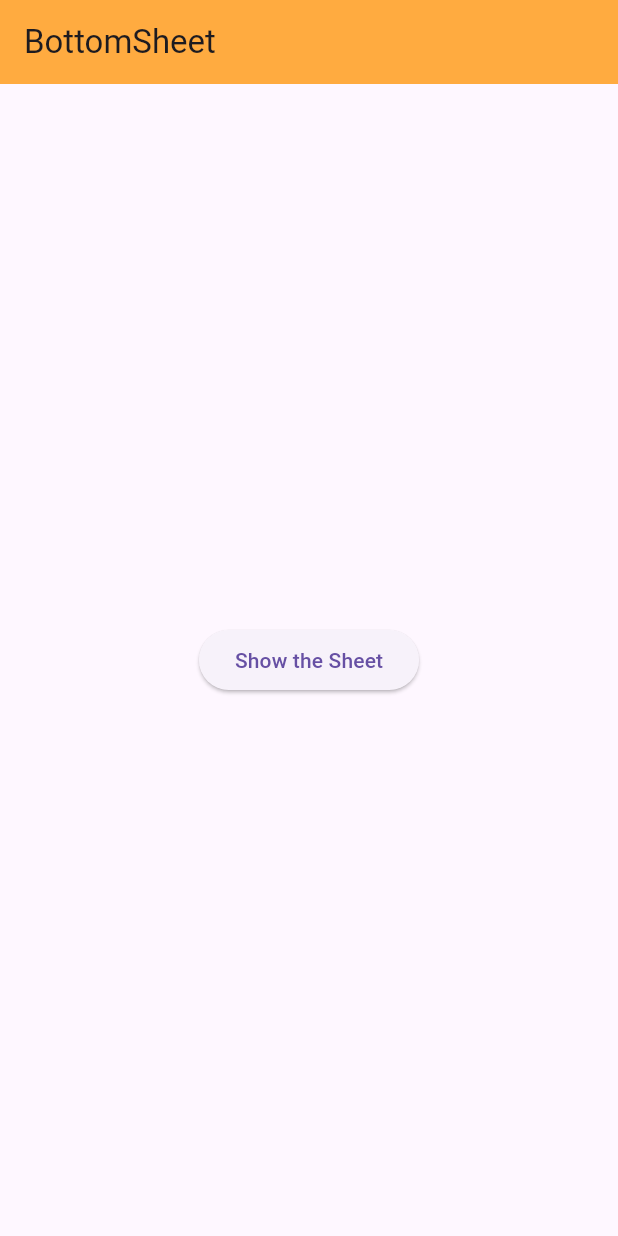
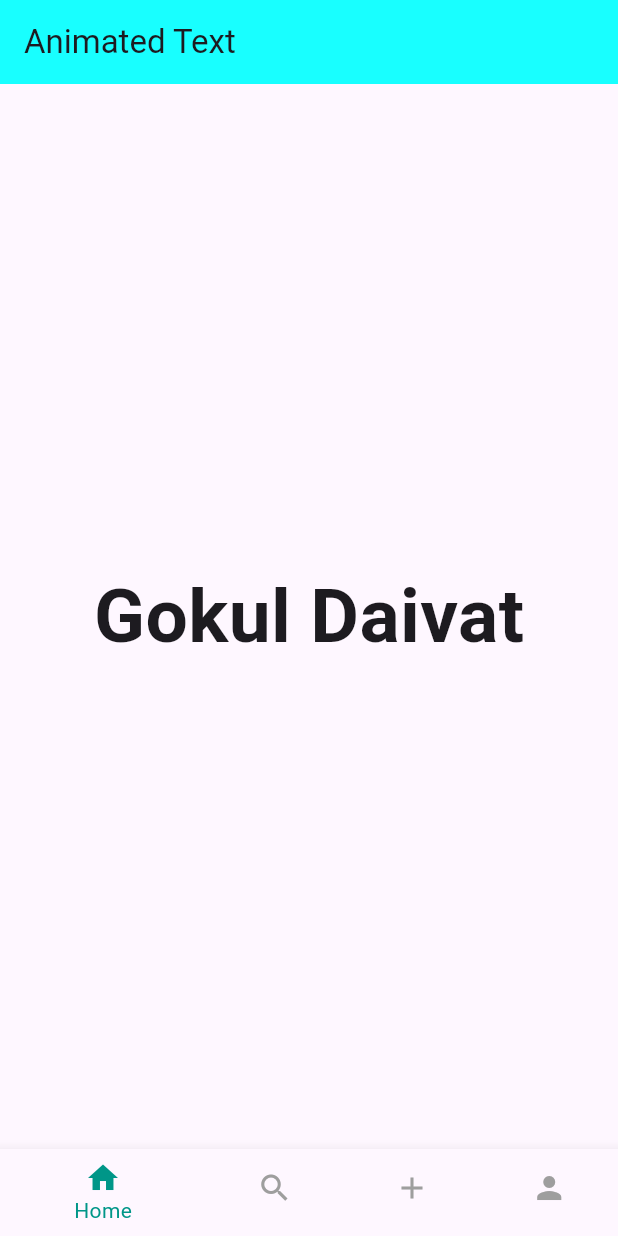
Before and after one commit to GOKULKANTHCSE/Flutter_learning, a Flutter app: the screen it shows after launch, on a phone screen of 412 x 824 dp. Run offline on Flutter 3.47's test engine with Material 3 defaults, Android fonts, the phone set to English and light mode, and no system bars; drawn by our look-alikes of animated_text_kit; our stand-ins replace cached_network_image.

Commit message:
Changed new things

```diff
--- /dev/null
+++ b/lib/Widgets/animatedtext.dart
@@ -0,0 +1,37 @@
+import 'package:animated_text_kit/animated_text_kit.dart';
+import 'package:flutter/material.dart';
+
+class Animatedtext extends StatelessWidget {
+  const Animatedtext({super.key});
+
+  @override
+  Widget build(BuildContext context) {
+    return Scaffold(
+      appBar: AppBar(
+        backgroundColor: Colors.cyanAccent,
+        title: Text("Animated Text"),
+      ),
+      body: Center(
+        child: Column(
+          mainAxisAlignment: MainAxisAlignment.center,
+          children: [
+            AnimatedTextKit(
+              animatedTexts: [
+                WavyAnimatedText(
+                  "Gokul Daivat",
+                  textStyle:
+                      TextStyle(fontSize: 50, fontWeight: FontWeight.bold),
+                  //speed: Duration(milliseconds: 150),
+                ),
+              ],
+              totalRepeatCount: 5,
+              pause: Duration(milliseconds: 200),
+              displayFullTextOnTap: true,
+              stopPauseOnTap: true,
+            ),
+          ],
+        ),
+      ),
+    );
+  }
+}
--- /dev/null
+++ b/lib/Widgets/bottomnavigation.dart
@@ -0,0 +1,62 @@
+import 'package:flutter/material.dart';
+import 'package:learning_project/Widgets/Button_Types.dart';
+import 'package:learning_project/Widgets/animatedtext.dart';
+import 'package:learning_project/Widgets/drawer.dart';
+import 'package:learning_project/Widgets/listview.dart';
+
+class BottomNav extends StatefulWidget {
+  const BottomNav({super.key});
+
+  @override
+  State<BottomNav> createState() => _BottomNavState();
+}
+
+class _BottomNavState extends State<BottomNav> {
+  int selectedindex = 0;
+  // List<Widget> widgets = [
+  //   Text('Home'),
+  //   Text('Add'),
+  //   Text('Add'),
+  //   Text('Profile'),
+  // ];
+
+  PageController pageController = PageController();
+
+  void onTapped(int index) {
+    setState(() {
+      selectedindex = index;
+    });
+    pageController.jumpToPage(index);
+  }
+
+  @override
+  Widget build(BuildContext context) {
+    return Scaffold(
+      // appBar: AppBar(
+      //   backgroundColor: Colors.deepPurple,
+      //   title: Text('Bottom_Navigation'),
+      // ),
+      body: PageView(
+        controller: pageController,
+        children: [
+          Animatedtext(),
+          DrawerWidget(),
+          Listview(),
+          ButtonTypes(),
+        ],
+      ),
+      bottomNavigationBar: BottomNavigationBar(
+        items: const <BottomNavigationBarItem>[
+          BottomNavigationBarItem(icon: Icon(Icons.home), label: "Home"),
+          BottomNavigationBarItem(icon: Icon(Icons.search), label: "Search"),
+          BottomNavigationBarItem(icon: Icon(Icons.add), label: "Add"),
+          BottomNavigationBarItem(icon: Icon(Icons.person), label: "Profile"),
+        ],
+        currentIndex: selectedindex,
+        selectedItemColor: Colors.teal,
+        unselectedItemColor: Colors.grey,
+        onTap: onTapped,
+      ),
+    );
+  }
+}
--- a/lib/main.dart
+++ b/lib/main.dart
@@ -1,23 +1,5 @@
 import 'package:flutter/material.dart';
-// ignore: unused_import
-import 'package:learning_project/Widgets/Button_Types.dart';
-// ignore: unused_import
-import 'package:learning_project/Widgets/Container_sized.dart';
-// ignore: unused_import
-import 'package:learning_project/Widgets/Rows_and_columns.dart';
-// ignore: unused_import
-import 'package:learning_project/Widgets/alert.dart';
-import 'package:learning_project/Widgets/bottomsheet.dart';
-// ignore: unused_import
-import 'package:learning_project/Widgets/dismissible.dart';
-// ignore: unused_import
-import 'package:learning_project/Widgets/drawer.dart';
-// ignore: unused_import
-import 'package:learning_project/Widgets/image.dart';
-// ignore: unused_import
-import 'package:learning_project/Widgets/listview.dart';
-// ignore: unused_import
-import 'package:learning_project/Widgets/snackbar.dart';
+import 'package:learning_project/Widgets/bottomnavigation.dart';
 
 void main() {
   runApp(const Mylearning());
@@ -32,7 +14,7 @@ class Mylearning extends StatelessWidget {
       debugShowCheckedModeBanner: false,
       theme: ThemeData(
           brightness: Brightness.light, primaryColor: Colors.orangeAccent),
-      home: Bottomsheet(),
+      home: BottomNav(),
     );
   }
 }
--- a/pubspec.yaml
+++ b/pubspec.yaml
@@ -36,6 +36,7 @@ dependencies:
   cupertino_icons: ^1.0.6
   get: ^4.6.6
   cached_network_image: ^3.4.1
+  animated_text_kit: ^4.2.2
 
 
 
```
Also changed, not shown: pubspec.lock.
